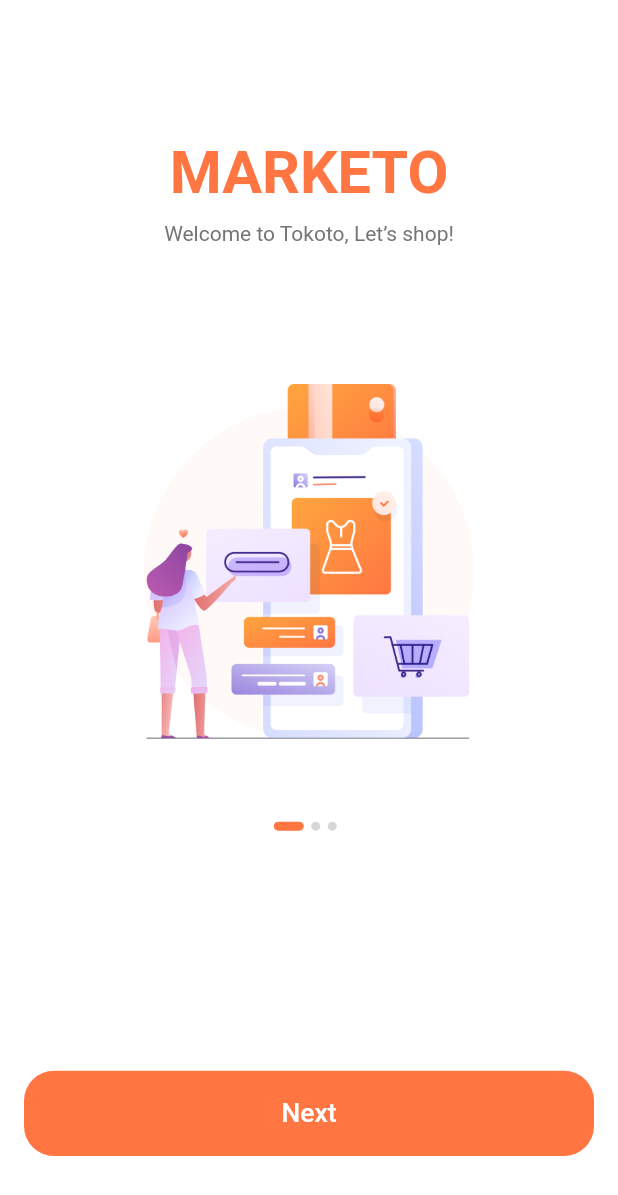
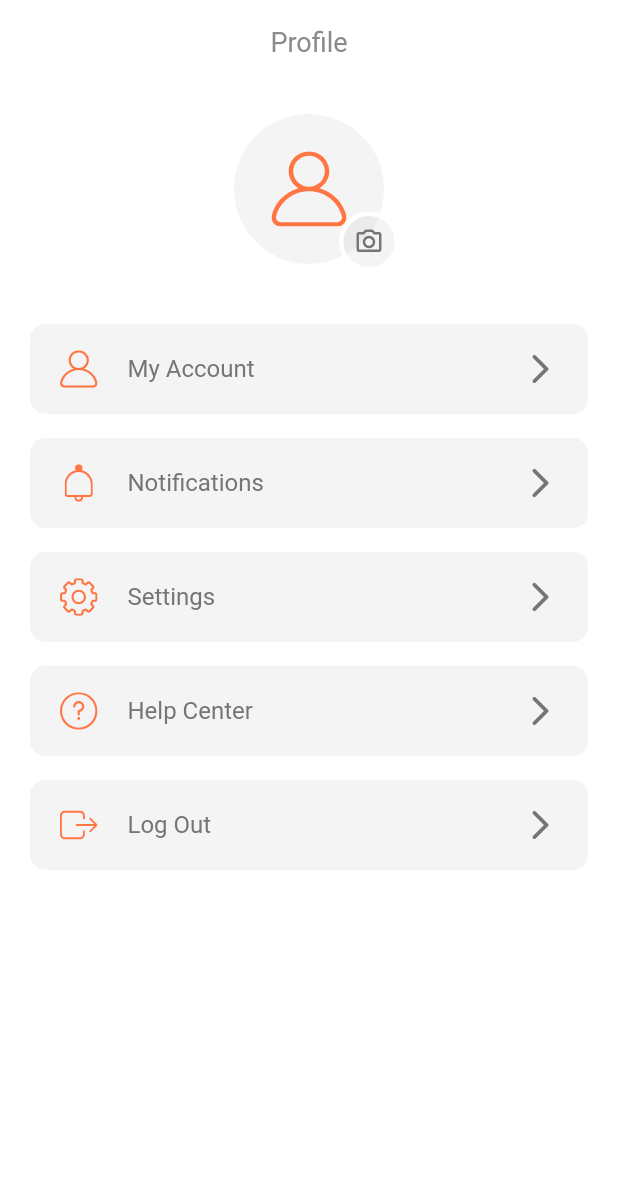
Before and after one commit to AhmedGamalxp/store_app, a Flutter app: the screen it shows after launch, on a phone screen of 412 x 824 dp. Shown: the top 1195 px of the screen. Run offline on Flutter 3.47's test engine with Material 2 defaults, Android fonts, the phone set to English and light mode, and no system bars; our stand-ins replace flutter_svg, gap, go_router, google_nav_bar, line_icons.

Commit message:
finishing cart view and profile view UI

```diff
--- a/lib/core/utils/app_router.dart
+++ b/lib/core/utils/app_router.dart
@@ -4,8 +4,10 @@ import 'package:store_app/features/authentication/presentation/views/login_succe
 import 'package:store_app/features/authentication/presentation/views/otp_view.dart';
 import 'package:store_app/features/authentication/presentation/views/signin_view.dart';
 import 'package:store_app/features/authentication/presentation/views/signup_view.dart';
+import 'package:store_app/features/cart/presentation/views/cart_view.dart';
 import 'package:store_app/features/home/presentation/views/home_view.dart';
 import 'package:store_app/features/product_describtion/presentation/views/detailes_view.dart';
+import 'package:store_app/features/profile/presentation/views/profile_view.dart';
 import 'package:store_app/features/splash/presentation/views/splash_view.dart';
 
 abstract class AppRouter {
@@ -16,12 +18,14 @@ abstract class AppRouter {
   static const kLoginSuccess = '/LoginSuccess';
   static const kOTPview = '/OTPview';
   static const kDetailesView = '/DetailesView';
+  static const kCartView = '/CartView';
+  static const kProfileView = '/ProfileView';
   static final GoRouter router = GoRouter(
     routes: <RouteBase>[
-      GoRoute(
-        path: '/',
-        builder: (context, state) => const SplashView(),
-      ),
+      // GoRoute(
+      //   path: '/',
+      //   builder: (context, state) => const SplashView(),
+      // ),
       GoRoute(
         path: kHomeView,
         builder: (context, state) => const HomeView(),
@@ -50,6 +54,14 @@ abstract class AppRouter {
         path: kDetailesView,
         builder: (context, state) => const DetailesView(),
       ),
+      GoRoute(
+        path: kCartView,
+        builder: (context, state) => const CartView(),
+      ),
+      GoRoute(
+        path: '/',
+        builder: (context, state) => const ProfileView(),
+      ),
     ],
   );
 }
--- /dev/null
+++ b/lib/core/utils/enums.dart
@@ -0,0 +1,6 @@
+enum MenuState {
+  home,
+  favorite,
+  cart,
+  profile,
+}
--- a/lib/features/home/presentation/views/home_view.dart
+++ b/lib/features/home/presentation/views/home_view.dart
@@ -27,11 +27,11 @@ class HomeView extends StatelessWidget {
               const Categories(),
               Gap(getProportionateScreenWidth(20)),
               SectionTiTle(title: 'Special for you', ontap: () {}),
-              Gap(getProportionateScreenWidth(20)),
+              Gap(getProportionateScreenWidth(10)),
               const SpecialOfferListView(),
               Gap(getProportionateScreenWidth(20)),
               SectionTiTle(title: 'Popular products', ontap: () {}),
-              Gap(getProportionateScreenWidth(20)),
+              Gap(getProportionateScreenWidth(10)),
               const PopularProductsListview(),
               Gap(getProportionateScreenWidth(20)),
             ],
--- /dev/null
+++ b/lib/features/profile/presentation/views/profile_view.dart
@@ -0,0 +1,75 @@
+import 'package:flutter/material.dart';
+import 'package:flutter_svg/svg.dart';
+import 'package:google_nav_bar/google_nav_bar.dart';
+import 'package:line_icons/line_icons.dart';
+import 'package:store_app/core/constants.dart';
+import 'package:store_app/core/utils/enums.dart';
+import 'package:store_app/features/profile/presentation/views/widgets/custom_bottom_navbar.dart';
+import 'package:store_app/features/profile/presentation/views/widgets/profile_list.dart';
+import 'package:store_app/features/profile/presentation/views/widgets/profile_picture.dart';
+
+class ProfileView extends StatelessWidget {
+  const ProfileView({super.key});
+
+  @override
+  Widget build(BuildContext context) {
+    return Scaffold(
+      appBar: AppBar(
+        title: const Text('Profile'),
+      ),
+      body: const Column(
+        crossAxisAlignment: CrossAxisAlignment.center,
+        children: [
+          ProfilePicture(),
+          ProfileList(),
+        ],
+      ),
+      // bottomNavigationBar: Padding(
+      //   padding: const EdgeInsets.all(20),
+      //   child: Container(
+      //     decoration: BoxDecoration(
+      //       color: Colors.white,
+      //       borderRadius: BorderRadius.circular(28),
+      //       boxShadow: [
+      //         BoxShadow(
+      //           color: Colors.black.withOpacity(0.1),
+      //           blurRadius: 20,
+      //         ),
+      //       ],
+      //     ),
+      //     child: Padding(
+      //       padding: const EdgeInsets.all(8),
+      //       child: GNav(
+      //         tabBackgroundColor: kPrimaryColor.withOpacity(0.2),
+      //         color: kTextColor,
+      //         activeColor: kPrimaryColor,
+      //         padding: const EdgeInsets.symmetric(horizontal: 16, vertical: 12),
+      //         gap: 10,
+      //         tabs: const [
+      //           GButton(
+      //             icon: LineIcons.home,
+      //             text: 'Home',
+      //           ),
+      //           GButton(
+      //             icon: LineIcons.heart,
+      //             text: 'Likes',
+      //           ),
+      //           GButton(
+      //             icon: LineIcons.shoppingBasket,
+      //             text: 'Cart',
+      //           ),
+      //           GButton(
+      //             icon: LineIcons.user,
+      //             text: 'Profile',
+      //           ),
+      //         ],
+      //       ),
+      //     ),
+      //   ),
+      // ),
+      // bottomNavigationBar: const CustomBottmNavBar(
+      //   selectedMenu: MenuState.profile,
+      // ),
+    );
+  }
+}
--- /dev/null
+++ b/lib/features/profile/presentation/views/widgets/profile_list.dart
@@ -0,0 +1,42 @@
+import 'package:flutter/material.dart';
+import 'package:store_app/features/profile/presentation/views/widgets/profile_list_item.dart';
+
+class ProfileList extends StatelessWidget {
+  const ProfileList({super.key});
+
+  @override
+  Widget build(BuildContext context) {
+    return Padding(
+      padding: const EdgeInsets.all(20),
+      child: Column(
+        children: [
+          ProfileListItem(
+            title: 'My Account',
+            iconPass: 'assets/icons/User Icon.svg',
+            ontap: () {},
+          ),
+          ProfileListItem(
+            title: 'Notifications',
+            iconPass: 'assets/icons/Bell.svg',
+            ontap: () {},
+          ),
+          ProfileListItem(
+            title: 'Settings',
+            iconPass: 'assets/icons/Settings.svg',
+            ontap: () {},
+          ),
+          ProfileListItem(
+            title: 'Help Center',
+            iconPass: 'assets/icons/Question mark.svg',
+            ontap: () {},
+          ),
+          ProfileListItem(
+            title: 'Log Out',
+            iconPass: 'assets/icons/logout-svgrepo-com.svg',
+            ontap: () {},
+          ),
+        ],
+      ),
+    );
+  }
+}
--- /dev/null
+++ b/lib/features/profile/presentation/views/widgets/profile_list_item.dart
@@ -0,0 +1,61 @@
+import 'package:flutter/material.dart';
+import 'package:flutter_svg/svg.dart';
+import 'package:gap/gap.dart';
+import 'package:store_app/core/constants.dart';
+
+class ProfileListItem extends StatelessWidget {
+  const ProfileListItem({
+    super.key,
+    required this.title,
+    required this.iconPass,
+    this.ontap,
+  });
+  final String title;
+  final String iconPass;
+  final void Function()? ontap;
+  @override
+  Widget build(BuildContext context) {
+    return Column(
+      children: [
+        InkWell(
+          borderRadius: BorderRadius.circular(10),
+          onTap: ontap,
+          child: Container(
+            height: 60,
+            width: double.infinity,
+            decoration: BoxDecoration(
+              borderRadius: BorderRadius.circular(10),
+              color: kSecondaryColor.withOpacity(0.1),
+            ),
+            child: Row(
+              children: [
+                Padding(
+                  padding: const EdgeInsets.symmetric(horizontal: 20),
+                  child: SvgPicture.asset(
+                    iconPass,
+                    color: kPrimaryColor,
+                    width: 25,
+                    height: 25,
+                  ),
+                ),
+                Text(
+                  title,
+                  style: const TextStyle(fontSize: 16),
+                ),
+                const Spacer(),
+                const Padding(
+                  padding: EdgeInsets.symmetric(horizontal: 20),
+                  child: Icon(
+                    Icons.arrow_forward_ios_rounded,
+                    color: kTextColor,
+                  ),
+                ),
+              ],
+            ),
+          ),
+        ),
+        const Gap(16),
+      ],
+    );
+  }
+}
--- /dev/null
+++ b/lib/features/profile/presentation/views/widgets/profile_picture.dart
@@ -0,0 +1,54 @@
+import 'package:flutter/material.dart';
+import 'package:flutter_svg/svg.dart';
+import 'package:store_app/core/constants.dart';
+
+class ProfilePicture extends StatelessWidget {
+  const ProfilePicture({super.key});
+
+  @override
+  Widget build(BuildContext context) {
+    return Padding(
+      padding: const EdgeInsets.symmetric(vertical: 20),
+      child: Stack(
+        clipBehavior: Clip.none,
+        children: [
+          CircleAvatar(
+            backgroundColor: kSecondaryColor.withOpacity(0.1),
+            radius: 50,
+            child: SvgPicture.asset(
+              'assets/icons/User.svg',
+              width: 50,
+              height: 50,
+              color: kPrimaryColor,
+            ),
+          ),
+          Positioned(
+            bottom: -5,
+            right: -10,
+            child: InkWell(
+              borderRadius: BorderRadius.circular(20),
+              onTap: () {},
+              child: Container(
+                width: 40,
+                height: 40,
+                decoration: BoxDecoration(
+                  border: Border.all(color: Colors.white, width: 3),
+                  color: kSecondaryColor.withOpacity(0.1),
+                  shape: BoxShape.circle,
+                ),
+                child: const Padding(
+                  padding: EdgeInsets.all(5),
+                  child: Icon(
+                    Icons.camera_alt_outlined,
+                    color: kTextColor,
+                    size: 20,
+                  ),
+                ),
+              ),
+            ),
+          ),
+        ],
+      ),
+    );
+  }
+}
--- a/pubspec.yaml
+++ b/pubspec.yaml
@@ -34,6 +34,8 @@ dependencies:
   flutter_svg: ^2.0.8
   gap: ^3.0.1
   go_router: ^12.0.1
+  google_nav_bar: ^5.0.6
+  line_icons: ^2.0.3
 
 dev_dependencies:
   flutter_lints: ^2.0.0
```
Also changed, not shown: lib/features/cart/presentation/views/cart_view.dart (added, +37 -0 lines), lib/features/cart/presentation/views/widgets/bottom_bar.dart (added, +110 -0 lines), lib/features/cart/presentation/views/widgets/cart_body.dart (added, +15 -0 lines), lib/features/cart/presentation/views/widgets/cart_listview.dart (added, +47 -0 lines), lib/features/cart/presentation/views/widgets/cart_listview_item.dart (added, +68 -0 lines), lib/features/product_describtion/presentation/views/widgets/addtocart_section.dart (+10 -3 lines), lib/features/profile/presentation/views/widgets/custom_bottom_navbar.dart (added, +62 -0 lines), assets/icons/logout-svgrepo-com.svg (added), pubspec.lock.
